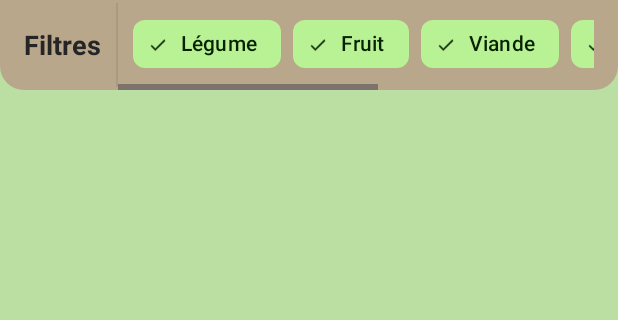
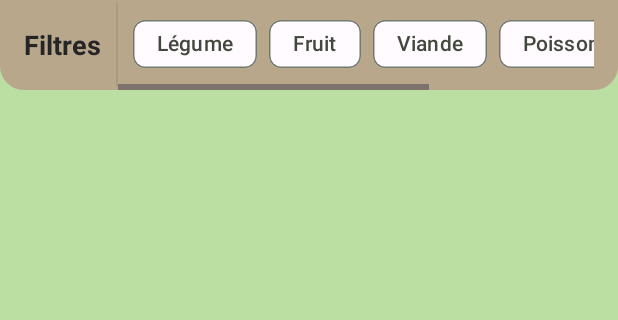
Before and after one commit to Vico08lv/ClientApplication, an Android app: the layout fragment_recherche.xml on its own in the app's theme, with its tools: preview values and no code run, on a phone screen of 412 x 824 dp, the part 105-425 px from its top. Run offline under Robolectric (Android 15) with nearby library versions, the phone set to English and light mode, and no system bars.

Commit message:
marche pas

```diff
--- a/app/src/main/java/com/example/clientapplication/fragment/app/CommandesFragment.kt
+++ b/app/src/main/java/com/example/clientapplication/fragment/app/CommandesFragment.kt
@@ -39,7 +39,7 @@ class CommandesFragment : Fragment() {
         val layoutManager = LinearLayoutManager(requireContext(), LinearLayoutManager.VERTICAL, false)
         commandeRecyclerView.layoutManager = layoutManager
         val emptyCommandes = CommandesResponse(0, emptyList())
-        adapter = CommandeAdapter(emptyCommandes, requireContext())
+        adapter = CommandeAdapter(emptyCommandes, requireContext(), appViewModel)
         commandeRecyclerView.adapter = adapter
 
         appViewModel.commandes.observe(viewLifecycleOwner, Observer { commandes ->
--- a/app/src/main/java/com/example/clientapplication/fragment/app/ProfileFragment.kt
+++ b/app/src/main/java/com/example/clientapplication/fragment/app/ProfileFragment.kt
@@ -91,6 +91,7 @@ class ProfileFragment: Fragment() {
             if (store != null) {
                 store.clear()
             }
+
             startActivity(Intent(requireActivity(), MainActivity::class.java))
             requireActivity().finish()
         }
--- a/app/src/main/java/com/example/clientapplication/network/ApiClient.kt
+++ b/app/src/main/java/com/example/clientapplication/network/ApiClient.kt
@@ -12,7 +12,7 @@ import retrofit2.converter.moshi.MoshiConverterFactory
 
 class ApiClient(private val context: Context) {
 
-    private val BASE_URL = "https://9da6-2a01-cb1d-8142-ef00-7dd5-5b3c-56c5-6b5c.ngrok-free.app"
+    private val BASE_URL = "https://d09d-2a01-cb1d-8142-ef00-7dd5-5b3c-56c5-6b5c.ngrok-free.app"
 
 
 
--- a/app/src/main/java/com/example/clientapplication/room/AppDatabase.kt
+++ b/app/src/main/java/com/example/clientapplication/room/AppDatabase.kt
@@ -15,6 +15,9 @@ abstract class AppDatabase : RoomDatabase() {
 
     abstract fun commandeDao(): CommandeDao
 
+    fun clearAllData() {
+        INSTANCE?.clearAllTables()
+    }
     companion object {
         // Singleton pour éviter la création multiple de la base de données
         @Volatile
--- a/app/src/main/res/layout/carte_commande.xml
+++ b/app/src/main/res/layout/carte_commande.xml
@@ -103,7 +103,7 @@
                 </LinearLayout>
 
                 <TextView
-                    android:id="@+id/produit_producteur"
+                    android:id="@+id/produit_producteur_commande"
                     android:layout_width="wrap_content"
                     android:layout_height="wrap_content"
                     android:text="email@producteur"
--- a/app/src/main/res/layout/fragment_login.xml
+++ b/app/src/main/res/layout/fragment_login.xml
@@ -182,7 +182,7 @@
                     android:layout_height="wrap_content"
                     android:layout_marginLeft="5dp"
                     android:layout_weight="1"
-                    android:text=" " />
+                    android:text=" France  " />
             </LinearLayout>
 
         </androidx.constraintlayout.widget.ConstraintLayout>
--- a/app/src/main/res/layout/fragment_recherche.xml
+++ b/app/src/main/res/layout/fragment_recherche.xml
@@ -108,7 +108,7 @@
                         style="@style/Widget.Material3.Chip.Filter"
                         android:layout_width="wrap_content"
                         android:layout_height="wrap_content"
-                        android:checked="true"
+                        android:checked="false"
                         android:text="@string/legume" />
 
                     <com.google.android.material.chip.Chip
@@ -116,7 +116,7 @@
                         style="@style/Widget.Material3.Chip.Filter"
                         android:layout_width="wrap_content"
                         android:layout_height="wrap_content"
-                        android:checked="true"
+                        android:checked="false"
                         android:text="@string/fruit" />
 
                     <com.google.android.material.chip.Chip
@@ -124,7 +124,7 @@
                         style="@style/Widget.Material3.Chip.Filter"
                         android:layout_width="wrap_content"
                         android:layout_height="wrap_content"
-                        android:checked="true"
+                        android:checked="false"
                         android:text="@string/viande" />
 
                     <com.google.android.material.chip.Chip
@@ -132,7 +132,7 @@
                         style="@style/Widget.Material3.Chip.Filter"
                         android:layout_width="wrap_content"
                         android:layout_height="wrap_content"
-                        android:checked="true"
+                        android:checked="false"
                         android:text="@string/poisson" />
 
                     <com.google.android.material.chip.Chip
@@ -140,7 +140,7 @@
                         style="@style/Widget.Material3.Chip.Filter"
                         android:layout_width="wrap_content"
                         android:layout_height="wrap_content"
-                        android:checked="true"
+                        android:checked="false"
                         android:text="@string/miel" />
 
                     <com.google.android.material.chip.Chip
@@ -148,7 +148,7 @@
                         style="@style/Widget.Material3.Chip.Filter"
                         android:layout_width="wrap_content"
                         android:layout_height="wrap_content"
-                        android:checked="true"
+                        android:checked="false"
                         android:text="@string/autres" />
 
                 </com.google.android.material.chip.ChipGroup>
```
Also changed, not shown: app/src/main/java/com/example/clientapplication/AppViewModel.kt (+20 -7 lines), app/src/main/java/com/example/clientapplication/fragment/app/CommandeAdapter.kt (+12 -8 lines), app/src/main/java/com/example/clientapplication/fragment/app/RechercheFragment.kt (+7 -7 lines).
